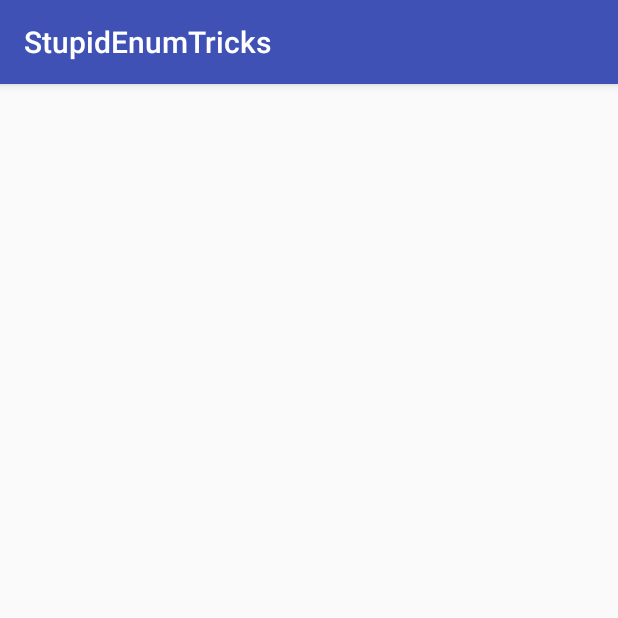
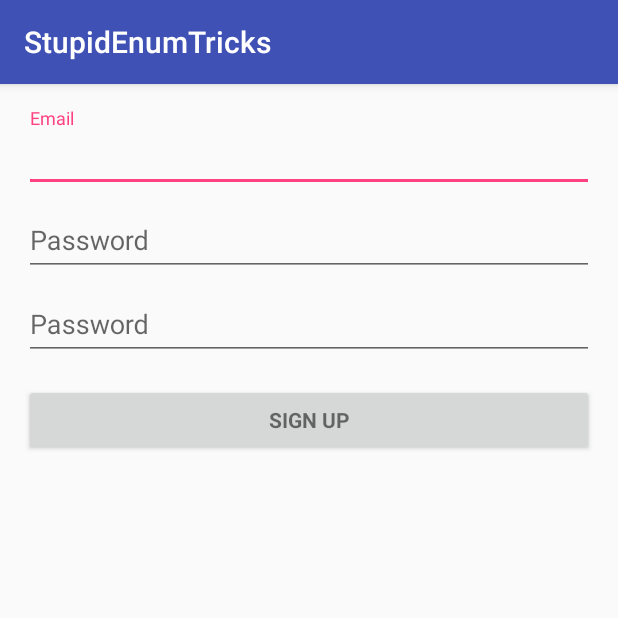
Before and after one commit to designatednerd/StupidEnumTricks, an Android app: the SignUpActivity screen opened directly, with no data from a screen before it, on a phone screen of 412 x 824 dp, the top half of it. Run offline under Robolectric (Android 15) with nearby library versions, the phone set to English and light mode, and no system bars; 1 statement that could not run was skipped.

Commit message:
more tests and robots for Android, a bit more work building out the app itself

```diff
--- a/android/app/src/main/AndroidManifest.xml
+++ b/android/app/src/main/AndroidManifest.xml
@@ -19,7 +19,10 @@
         </activity>
         <activity android:name=".activity.SignUpActivity"/>
         <activity android:name=".activity.LoginActivity"/>
-        <activity android:name=".activity.ViewTermsActivity"></activity>
+        <activity android:name=".activity.ViewTermsActivity"/>
+        <activity android:name=".activity.AdorableCatActivity"
+                  android:label="@string/title_activity_adorable_cat"
+                  android:theme="@style/AppTheme.NoActionBar"></activity>
     </application>
 
 </manifest>
--- a/android/app/src/main/java/com/designatednerd/stupidenumtricks/sealedclasses/Validator.kt
+++ b/android/app/src/main/java/com/designatednerd/stupidenumtricks/sealedclasses/Validator.kt
@@ -1,6 +1,5 @@
 package com.designatednerd.stupidenumtricks.sealedclasses
 
-import android.support.annotation.StringRes
 import android.text.Editable
 import com.designatednerd.stupidenumtricks.R
 
--- a/android/app/src/main/res/layout/activity_sign_up.xml
+++ b/android/app/src/main/res/layout/activity_sign_up.xml
@@ -1,9 +1,79 @@
 <?xml version="1.0" encoding="utf-8"?>
-<android.support.constraint.ConstraintLayout xmlns:android="http://schemas.android.com/apk/res/android"
-                                             xmlns:tools="http://schemas.android.com/tools"
-                                             xmlns:app="http://schemas.android.com/apk/res-auto"
-                                             android:layout_width="match_parent"
-                                             android:layout_height="match_parent"
-                                             tools:context=".activity.SignUpActivity">
+<ScrollView
+    xmlns:android="http://schemas.android.com/apk/res/android"
+    xmlns:tools="http://schemas.android.com/tools"
+    android:layout_width="match_parent"
+    android:layout_height="match_parent"
+    tools:context=".activity.SignUpActivity">
 
-</android.support.constraint.ConstraintLayout>
+    <LinearLayout
+        android:layout_width="match_parent"
+        android:layout_height="wrap_content"
+        android:gravity="center_horizontal"
+        android:orientation="vertical"
+        android:padding="@dimen/primary_margin">
+
+        <android.support.design.widget.TextInputLayout
+            android:layout_width="match_parent"
+            android:layout_height="wrap_content"
+            android:id="@+id/emailInput">
+
+            <AutoCompleteTextView
+                android:layout_width="match_parent"
+                android:layout_height="wrap_content"
+                android:inputType="textEmailAddress"
+                android:maxLines="1"
+                android:singleLine="true"
+                android:hint="@string/prompt_email"
+                />
+
+        </android.support.design.widget.TextInputLayout>
+
+        <android.support.design.widget.TextInputLayout
+            android:layout_width="match_parent"
+            android:layout_height="wrap_content"
+            android:id="@+id/passwordInput"
+            >
+
+            <EditText
+                android:layout_width="match_parent"
+                android:layout_height="wrap_content"
+                android:inputType="textPassword"
+                android:maxLines="1"
+                android:singleLine="true"
+                android:hint="@string/prompt_password"
+                />
+
+        </android.support.design.widget.TextInputLayout>
+        <android.support.design.widget.TextInputLayout
+            android:layout_width="match_parent"
+            android:layout_height="wrap_content"
+
+            android:id="@+id/passwordConfirmInput"
+            >
+
+            <EditText
+                android:layout_width="match_parent"
+                android:layout_height="wrap_content"
+                android:inputType="textPassword"
+                android:maxLines="1"
+                android:singleLine="true"
+                android:hint="@string/prompt_password"
+                />
+
+        </android.support.design.widget.TextInputLayout>
+
+
+        <Button
+            android:layout_width="match_parent"
+            android:layout_height="wrap_content"
+            android:layout_marginTop="@dimen/primary_margin"
+            android:textStyle="bold"
+            android:id="@+id/signInButton"
+            android:text="@string/action_sign_up"
+            style="?android:textAppearanceSmall"
+            />
+
+    </LinearLayout>
+
+</ScrollView>
--- a/android/app/src/main/res/values/strings.xml
+++ b/android/app/src/main/res/values/strings.xml
@@ -2,8 +2,9 @@
     <string name="app_name">StupidEnumTricks</string>
 
     <!-- Strings related to login -->
-    <string name="prompt_email">your@email.com</string>
-    <string name="prompt_password">s3cur1ty!</string>
+    <string name="prompt_email">Email</string>
+    <string name="prompt_password">Password</string>
+    <string name="prompt_password_confirm">Confirm Password</string>
 
     <string name="action_sign_in">Sign in</string>
     <string name="action_sign_up">Sign up</string>
@@ -19,4 +20,5 @@
 
     <string name="text_activity_main">Welcome to AwesomeApp!</string>
     <string name="text_activity_terms">Terms &amp; Conditions Of Use</string>
+    <string name="title_activity_adorable_cat">Meow</string>
 </resources>
```
Also changed, not shown: android/app/src/main/java/com/designatednerd/stupidenumtricks/activity/AdorableCatActivity.kt (added, +23 -0 lines), android/app/src/main/java/com/designatednerd/stupidenumtricks/activity/SignUpActivity.kt (+85 -0 lines), android/app/src/main/res/layout/activity_adorable_cat.xml (added, +30 -0 lines), 7 other files.
